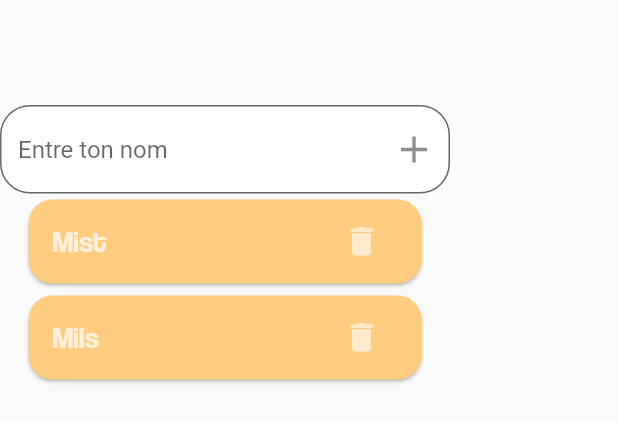
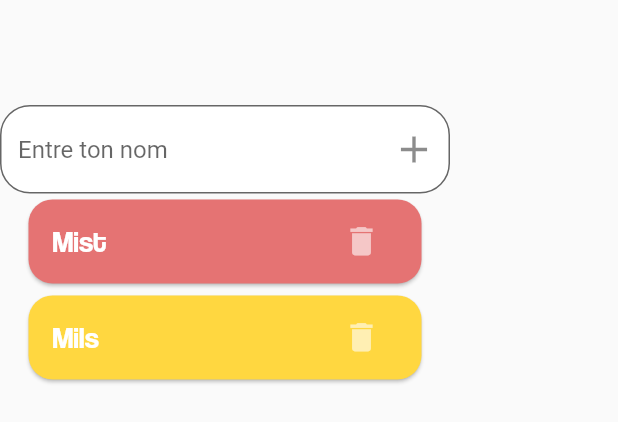
Before and after one commit to paulmarniquet/Rolland-Gamos, a Flutter app: the Multiplayer widget shown alone on an empty page, opened directly, on a phone screen of 412 x 824 dp. Shown: the top 422 px of the screen. Run offline on Flutter 3.47's test engine with Material 2 defaults, Android fonts, the phone set to English and light mode, and no system bars; our stand-ins replace audioplayers; missing offline and left inert: animator, spotify.

Commit message:
[+] Implemented Multiplayer [+]

```diff
--- a/lib/GenerateRapperWidget.dart
+++ b/lib/GenerateRapperWidget.dart
@@ -9,6 +9,7 @@ class GlobalData {
   static String rapname = "";
   static int difficulty = 1;
   static int score = 0;
+  static int player = 0;
   static List<String> randomRappersAni = [];
   static List<String> rappers = [];
   static bool diff1 = false;
--- a/lib/Multiplayer.dart
+++ b/lib/Multiplayer.dart
@@ -118,18 +118,18 @@ class _MultiplayerState extends State<Multiplayer> {
                             shape: RoundedRectangleBorder(
                               borderRadius: BorderRadius.circular(16),
                             ),
-                            color: players.length == 1
-                                ? Colors.yellow[300]
-                                : players.length == 2
-                                    ? Colors.orange[200]
-                                    : Colors.red[300],
+                            color: index == 1
+                                ? Colors.amberAccent
+                                : index == 2
+                                ? Colors.orange[200]
+                                : Colors.red[300],
                             child: ListTile(
                               title: Text(
                                 players[index],
-                                style: TextStyle(
+                                style: const TextStyle(
                                   fontSize: 20,
                                   fontFamily: 'Cool',
-                                  color: players.length == 1 ? Colors.black54 : players.length == 2 ? Colors.white70 : Colors.white,
+                                  color: Colors.white,
                                 ),
                               ),
                               trailing: IconButton(
--- a/lib/Options.dart
+++ b/lib/Options.dart
@@ -41,7 +41,7 @@ class OptionsPage extends MaterialPageRoute<void> {
                       color: Colors.black),
                   onPressed: () {
                     GlobalData.buttonPlayer.play(GlobalData.buttonSound);
-                    Navigator.push(context, PlayPage(GlobalData.rapname));
+                    Navigator.push(context, PlayPage(GlobalData.rapname, GlobalData.player));
                   },
                 ),
               ),
```
Also changed, not shown: lib/Game.dart (+24 -5 lines), lib/TimerWidget.dart (+47 -2 lines).
